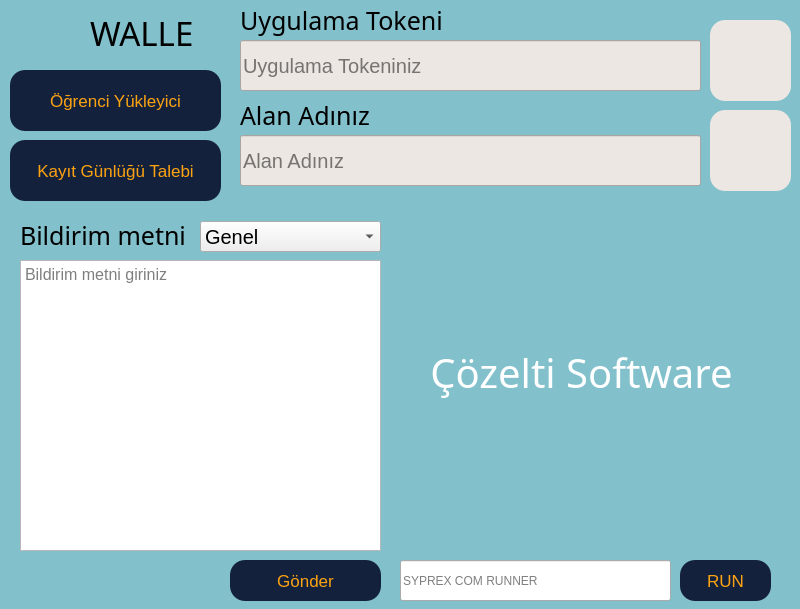
Qt form app/app.ui (Muhammedska/kys) before a commit.
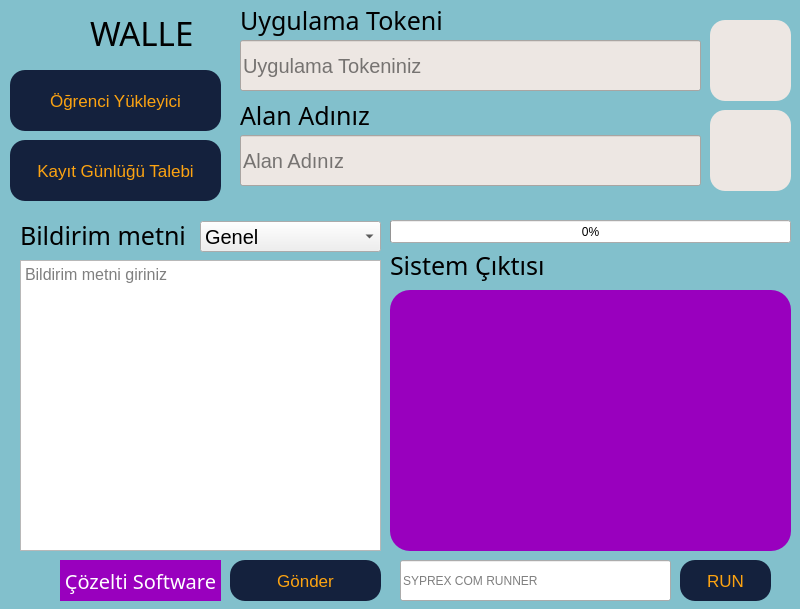
The same form after that commit. Icons and pictures are not drawn.

Patch:
```diff
--- a/app/app.ui
+++ b/app/app.ui
@@ -387,10 +387,10 @@
    <widget class="QLabel" name="label_6">
     <property name="geometry">
      <rect>
-      <x>396</x>
-      <y>206</y>
-      <width>371</width>
-      <height>341</height>
+      <x>20</x>
+      <y>560</y>
+      <width>41</width>
+      <height>41</height>
      </rect>
     </property>
     <property name="styleSheet">
@@ -409,20 +409,20 @@
    <widget class="QLabel" name="label_7">
     <property name="geometry">
      <rect>
-      <x>426</x>
-      <y>312</y>
-      <width>311</width>
-      <height>121</height>
+      <x>60</x>
+      <y>560</y>
+      <width>161</width>
+      <height>41</height>
      </rect>
     </property>
     <property name="font">
      <font>
       <family>Impact</family>
-      <pointsize>30</pointsize>
+      <pointsize>15</pointsize>
      </font>
     </property>
     <property name="styleSheet">
-     <string notr="true">QLabel{color:#fff}</string>
+     <string notr="true">QLabel{background-color:#9900be;color:white}</string>
     </property>
     <property name="text">
      <string>Çözelti Software</string>
@@ -559,6 +559,54 @@
      </property>
     </item>
    </widget>
+   <widget class="QProgressBar" name="progressBar">
+    <property name="geometry">
+     <rect>
+      <x>390</x>
+      <y>220</y>
+      <width>401</width>
+      <height>23</height>
+     </rect>
+    </property>
+    <property name="value">
+     <number>0</number>
+    </property>
+   </widget>
+   <widget class="QPlainTextEdit" name="sysoutput">
+    <property name="geometry">
+     <rect>
+      <x>390</x>
+      <y>290</y>
+      <width>401</width>
+      <height>261</height>
+     </rect>
+    </property>
+    <property name="styleSheet">
+     <string notr="true">QPlainTextEdit{border-radius:20px;background-color:#9900be;color:white}</string>
+    </property>
+    <property name="readOnly">
+     <bool>true</bool>
+    </property>
+   </widget>
+   <widget class="QLabel" name="label_8">
+    <property name="geometry">
+     <rect>
+      <x>390</x>
+      <y>250</y>
+      <width>201</width>
+      <height>31</height>
+     </rect>
+    </property>
+    <property name="font">
+     <font>
+      <family>Impact</family>
+      <pointsize>19</pointsize>
+     </font>
+    </property>
+    <property name="text">
+     <string>Sistem Çıktısı</string>
+    </property>
+   </widget>
   </widget>
  </widget>
  <resources/>
```
